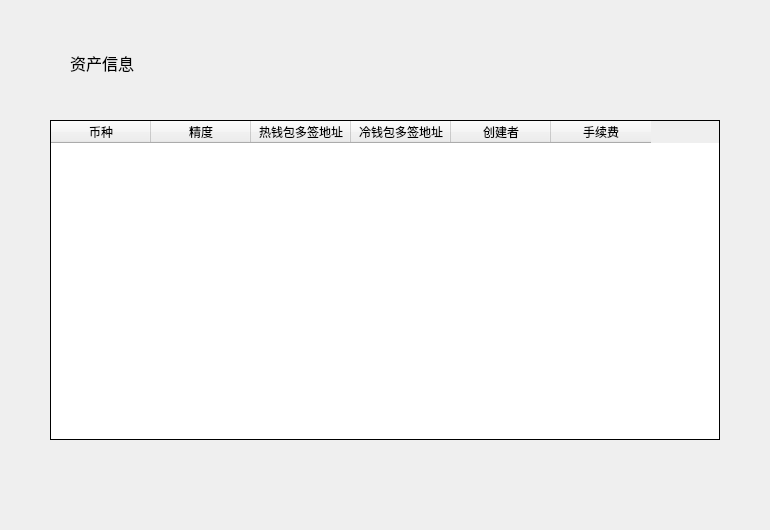
Before: the Qt Designer form LNKWallet/guard/AssetPage.ui in HcashOrg/hx-indicator, drawn with Qt 5.
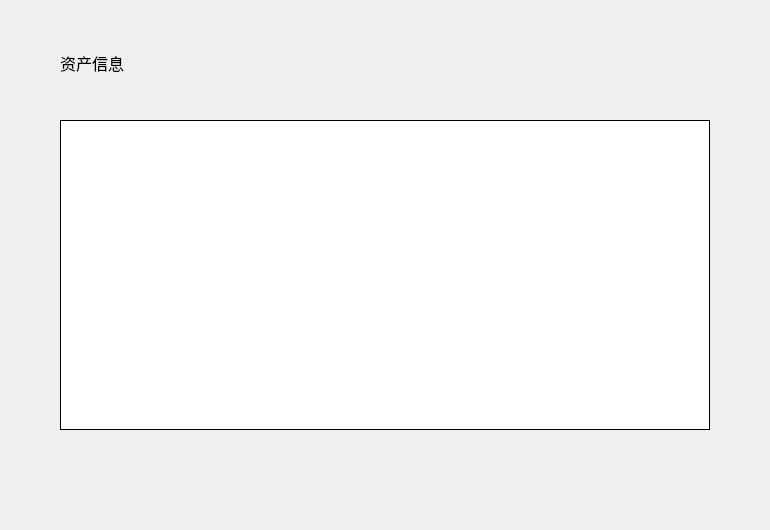
After: the same form once the commit is applied.

```diff
--- a/LNKWallet/guard/AssetPage.ui
+++ b/LNKWallet/guard/AssetPage.ui
@@ -16,10 +16,10 @@
   <widget class="QTableWidget" name="assetTableWidget">
    <property name="geometry">
     <rect>
-     <x>50</x>
+     <x>60</x>
      <y>120</y>
-     <width>670</width>
-     <height>320</height>
+     <width>650</width>
+     <height>310</height>
     </rect>
    </property>
    <property name="cursor" stdset="0">
@@ -65,7 +65,7 @@
     <enum>Qt::SolidLine</enum>
    </property>
    <attribute name="horizontalHeaderVisible">
-    <bool>true</bool>
+    <bool>false</bool>
    </attribute>
    <attribute name="horizontalHeaderCascadingSectionResizes">
     <bool>false</bool>
@@ -161,7 +161,7 @@
   <widget class="QLabel" name="title_label">
    <property name="geometry">
     <rect>
-     <x>70</x>
+     <x>60</x>
      <y>50</y>
      <width>200</width>
      <height>26</height>
```
